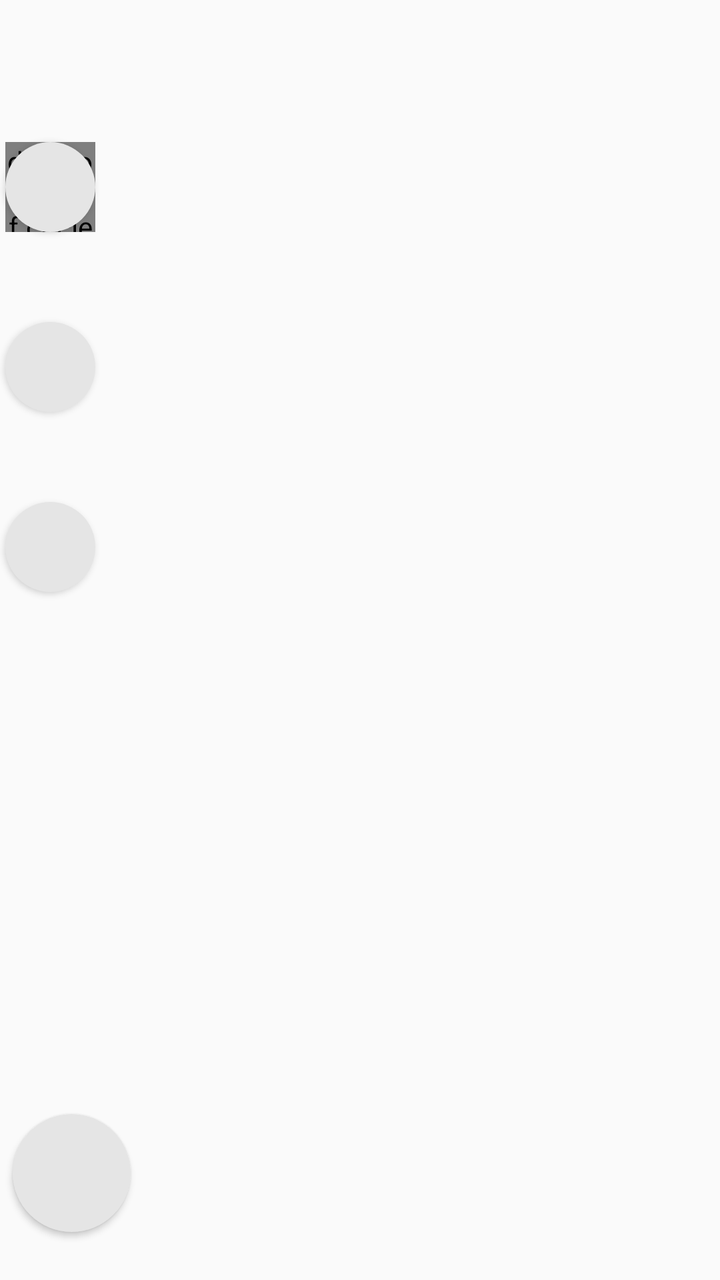
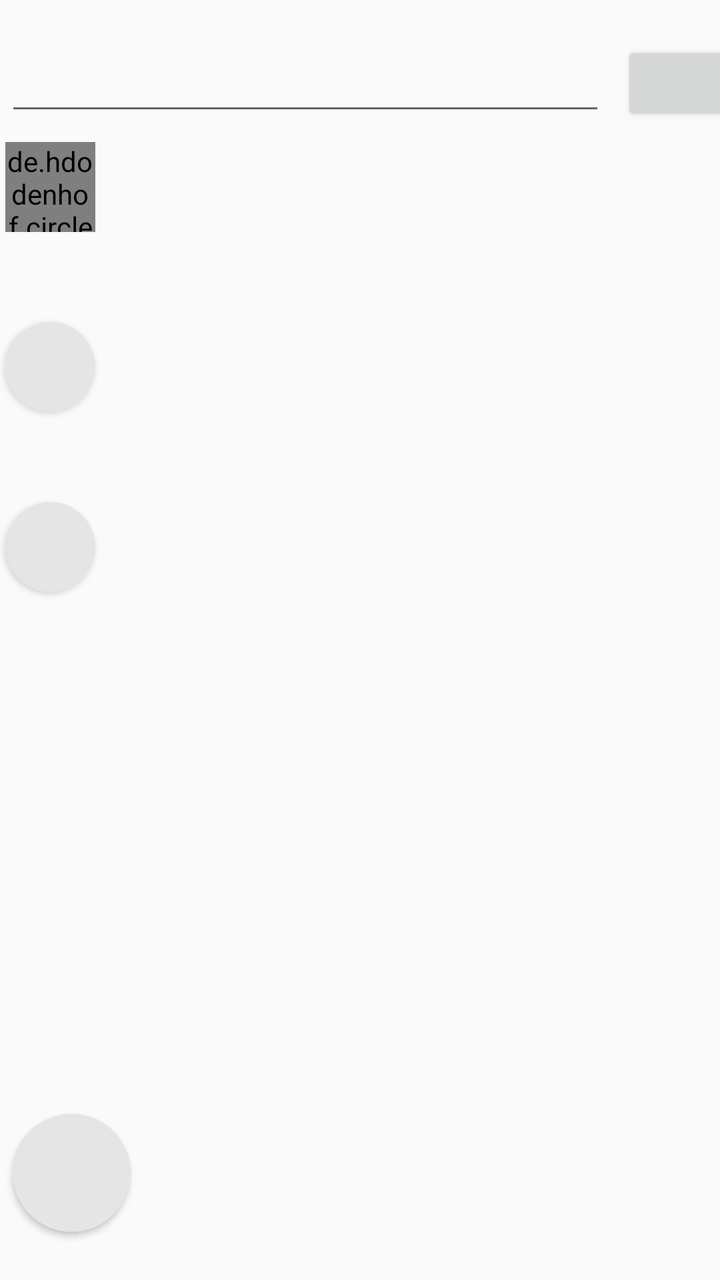

Screens rendered from an Android XML layout before and after an edit, with the pre-edit source and the edit as a unified diff.
<!-- AndroidManifest.xml: application theme AppTheme -->
<!-- res/layout/activity_main.xml -->
<?xml version="1.0" encoding="utf-8"?>
<androidx.constraintlayout.widget.ConstraintLayout xmlns:android="http://schemas.android.com/apk/res/android"
    xmlns:app="http://schemas.android.com/apk/res-auto"
    xmlns:tools="http://schemas.android.com/tools"
    android:layout_width="match_parent"
    android:layout_height="match_parent"
    tools:context=".MainActivity">

    <de.hdodenhof.circleimageview.CircleImageView
        android:id="@+id/img_user_profile"
        android:layout_width="45dp"
        android:layout_height="45dp"
        app:layout_constraintBottom_toBottomOf="@+id/btn_search"
        app:layout_constraintEnd_toEndOf="@+id/btn_search"
        app:layout_constraintHorizontal_bias="0.0"
        app:layout_constraintStart_toStartOf="@+id/btn_search"
        app:layout_constraintTop_toTopOf="@+id/btn_search"
        android:background="@mipmap/user_icon_round"
        app:layout_constraintVertical_bias="0.0" />

    <Button
        android:id="@+id/btn_search"
        android:layout_width="45dp"
        android:layout_height="45dp"
        android:layout_marginStart="16dp"
        android:layout_marginTop="71dp"
        android:layout_marginEnd="326dp"
        android:background="@drawable/bg_button__img_rounded"
        app:layout_constraintEnd_toEndOf="parent"
        app:layout_constraintStart_toStartOf="parent"
        app:layout_constraintTop_toTopOf="parent" />

    <Button
        android:id="@+id/btn_user_profile"
        android:layout_width="45dp"
        android:layout_height="45dp"
        android:background="@drawable/bg_button__img_rounded"
        android:layout_marginTop="45dp"
        app:layout_constraintEnd_toEndOf="@+id/img_user_profile"
        app:layout_constraintStart_toStartOf="@+id/img_user_profile"
        app:layout_constraintTop_toBottomOf="@+id/img_user_profile" />

    <Button
        android:id="@+id/btn_logout"
        android:layout_width="59dp"
        android:layout_height="59dp"
        android:layout_marginStart="16dp"
        android:layout_marginEnd="307dp"
        android:layout_marginBottom="24dp"
        android:background="@drawable/bg_button__img_rounded"
        app:layout_constraintBottom_toBottomOf="parent"
        app:layout_constraintEnd_toEndOf="parent"
        app:layout_constraintHorizontal_bias="0.444"
        app:layout_constraintStart_toStartOf="parent" />

    <Button
        android:id="@+id/btn_profile"
        android:layout_width="45dp"
        android:layout_height="45dp"
        android:layout_marginTop="45dp"
        android:background="@drawable/bg_button__img_rounded"
        app:layout_constraintEnd_toEndOf="@+id/btn_user_profile"
        app:layout_constraintStart_toStartOf="@+id/btn_user_profile"
        app:layout_constraintTop_toBottomOf="@+id/btn_user_profile" />

</androidx.constraintlayout.widget.ConstraintLayout>
<!-- resources referenced by this layout -->
<resources>
  <!-- drawable bg_button__img_rounded (drawable) -->
  <?xml version="1.0" encoding="utf-8"?>
  <shape xmlns:android="http://schemas.android.com/apk/res/android">
      <solid android:color="@color/white"/>
      <corners android:radius="150dp"/>
  </shape>
  <!-- mipmap user_icon_round (mipmap-anydpi-v26) -->
  <?xml version="1.0" encoding="utf-8"?>
  <adaptive-icon xmlns:android="http://schemas.android.com/apk/res/android">
      <background android:drawable="@color/user_icon_background"/>
      <foreground android:drawable="@mipmap/user_icon_foreground"/>
  </adaptive-icon>
  <style name="AppTheme" parent="Theme.AppCompat.Light.NoActionBar">
          
          <item name="colorPrimary">@color/colorPrimary</item>
          <item name="colorPrimaryDark">@color/colorPrimaryDark</item>
          <item name="colorAccent">@color/colorAccent</item>
      </style>
  <color name="white">#e5e5e5</color>
  <color name="user_icon_background">#52B3CE</color>
  <color name="colorPrimary">#008577</color>
  <color name="colorPrimaryDark">#00574B</color>
  <color name="colorAccent">#D81B60</color>
</resources>

<!-- the commit's change to res/layout/activity_main.xml (unified diff, before → after) -->
@@ -10,12 +10,16 @@
         android:id="@+id/img_user_profile"
         android:layout_width="45dp"
         android:layout_height="45dp"
+
+
+        app:civ_border_width="20dp"
+        android:src="@mipmap/user_icon_round"
+
         app:layout_constraintBottom_toBottomOf="@+id/btn_search"
         app:layout_constraintEnd_toEndOf="@+id/btn_search"
         app:layout_constraintHorizontal_bias="0.0"
         app:layout_constraintStart_toStartOf="@+id/btn_search"
         app:layout_constraintTop_toTopOf="@+id/btn_search"
-        android:background="@mipmap/user_icon_round"
         app:layout_constraintVertical_bias="0.0" />
 
     <Button
@@ -25,7 +29,7 @@
         android:layout_marginStart="16dp"
         android:layout_marginTop="71dp"
         android:layout_marginEnd="326dp"
-        android:background="@drawable/bg_button__img_rounded"
+        android:background="@mipmap/user_icon_round"
         app:layout_constraintEnd_toEndOf="parent"
         app:layout_constraintStart_toStartOf="parent"
         app:layout_constraintTop_toTopOf="parent" />
@@ -34,8 +38,8 @@
         android:id="@+id/btn_user_profile"
         android:layout_width="45dp"
         android:layout_height="45dp"
+        android:layout_marginTop="45dp"
         android:background="@drawable/bg_button__img_rounded"
-        android:layout_marginTop="45dp"
         app:layout_constraintEnd_toEndOf="@+id/img_user_profile"
         app:layout_constraintStart_toStartOf="@+id/img_user_profile"
         app:layout_constraintTop_toBottomOf="@+id/img_user_profile" />
@@ -54,7 +58,7 @@
         app:layout_constraintStart_toStartOf="parent" />
 
     <Button
-        android:id="@+id/btn_profile"
+        android:id="@+id/btn_projects"
         android:layout_width="45dp"
         android:layout_height="45dp"
         android:layout_marginTop="45dp"
@@ -63,4 +67,28 @@
         app:layout_constraintStart_toStartOf="@+id/btn_user_profile"
         app:layout_constraintTop_toBottomOf="@+id/btn_user_profile" />
 
+    <EditText
+        android:id="@+id/editText"
+        android:layout_width="300dp"
+        android:layout_height="42dp"
+        android:layout_marginTop="20dp"
+        android:layout_marginEnd="20dp"
+        android:layout_marginBottom="8dp"
+        android:ems="10"
+        android:inputType="textPersonName"
+        app:layout_constraintBottom_toTopOf="@+id/btn_search"
+        app:layout_constraintEnd_toEndOf="parent"
+        app:layout_constraintHorizontal_bias="0.0"
+        app:layout_constraintStart_toStartOf="@+id/btn_search"
+        app:layout_constraintTop_toTopOf="parent" />
+
+    <Button
+        android:id="@+id/button"
+        android:layout_width="65dp"
+        android:layout_height="42dp"
+        android:layout_marginStart="8dp"
+        app:layout_constraintBottom_toBottomOf="@+id/editText"
+        app:layout_constraintStart_toEndOf="@+id/editText"
+        app:layout_constraintTop_toTopOf="@+id/editText" />
+
 </androidx.constraintlayout.widget.ConstraintLayout>
